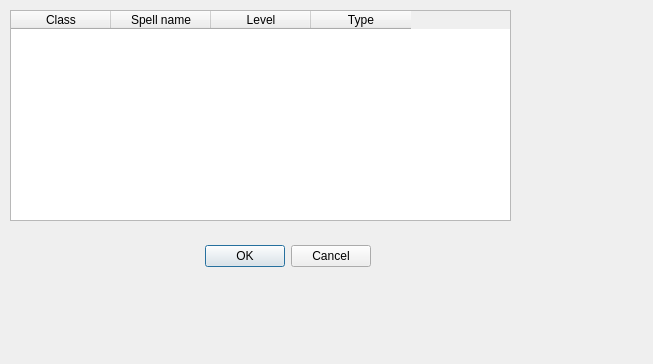
Above: pyQTApp/qt_designer_widgets/spells_dialog.ui from codingame-team/DnD-5th-Edition-API before the change. Below: the same form after it.
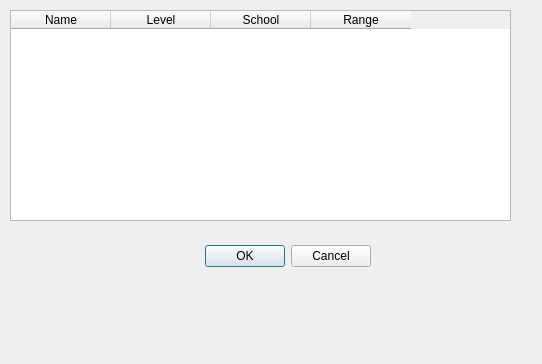
That is the form after the change.

Commit message: add spells dialog widget for character sheet

```diff
--- a/pyQTApp/qt_designer_widgets/spells_dialog.ui
+++ b/pyQTApp/qt_designer_widgets/spells_dialog.ui
@@ -6,7 +6,7 @@
    <rect>
     <x>0</x>
     <y>0</y>
-    <width>653</width>
+    <width>542</width>
     <height>364</height>
    </rect>
   </property>
@@ -58,12 +58,7 @@
    </property>
    <column>
     <property name="text">
-     <string>Class</string>
-    </property>
-   </column>
-   <column>
-    <property name="text">
-     <string>Spell name</string>
+     <string>Name</string>
     </property>
    </column>
    <column>
@@ -73,7 +68,12 @@
    </column>
    <column>
     <property name="text">
-     <string>Type</string>
+     <string>School</string>
+    </property>
+   </column>
+   <column>
+    <property name="text">
+     <string>Range</string>
     </property>
    </column>
   </widget>
```
Left out of the diff: 10 changed lines with no effect on the pictures. The commit also changes 5 other files.
